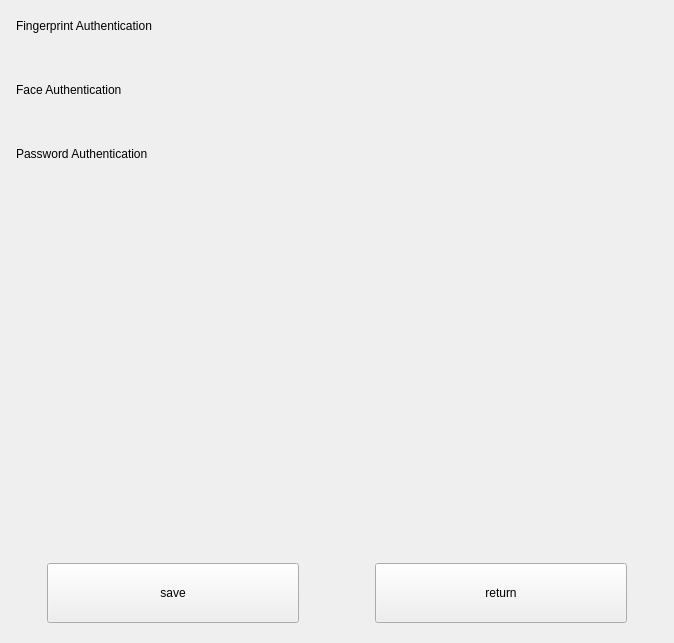
Before: the Qt Designer form plugins/account/src/pages/auth-manager-page/auth-manager-page.ui in openeuler-mirror/kiran-control-panel, drawn with Qt 5.
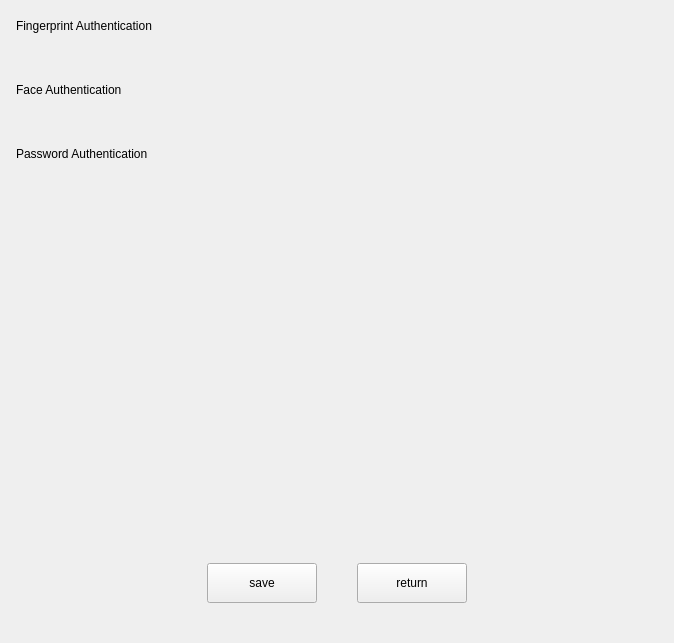
After: the same form once the commit is applied.

```diff
--- a/plugins/account/src/pages/auth-manager-page/auth-manager-page.ui
+++ b/plugins/account/src/pages/auth-manager-page/auth-manager-page.ui
@@ -175,7 +175,7 @@
       <number>0</number>
      </property>
      <property name="bottomMargin">
-      <number>20</number>
+      <number>40</number>
      </property>
      <item>
       <spacer name="horizontalSpacer_4">
@@ -200,14 +200,14 @@
        </property>
        <property name="minimumSize">
         <size>
-         <width>252</width>
-         <height>60</height>
+         <width>110</width>
+         <height>40</height>
         </size>
        </property>
        <property name="maximumSize">
         <size>
-         <width>252</width>
-         <height>60</height>
+         <width>110</width>
+         <height>40</height>
         </size>
        </property>
        <property name="text">
@@ -225,7 +225,7 @@
        </property>
        <property name="sizeHint" stdset="0">
         <size>
-         <width>76</width>
+         <width>40</width>
          <height>20</height>
         </size>
        </property>
@@ -241,14 +241,14 @@
        </property>
        <property name="minimumSize">
         <size>
-         <width>252</width>
-         <height>60</height>
+         <width>110</width>
+         <height>40</height>
         </size>
        </property>
        <property name="maximumSize">
         <size>
-         <width>252</width>
-         <height>60</height>
+         <width>110</width>
+         <height>40</height>
         </size>
        </property>
        <property name="text">
```
